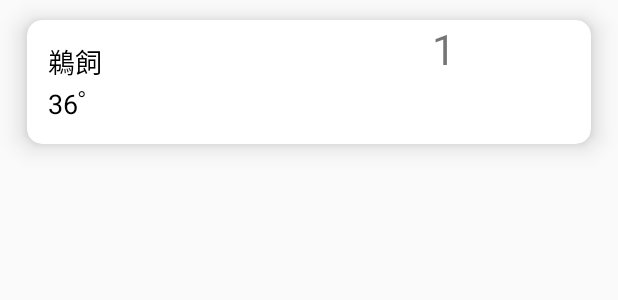
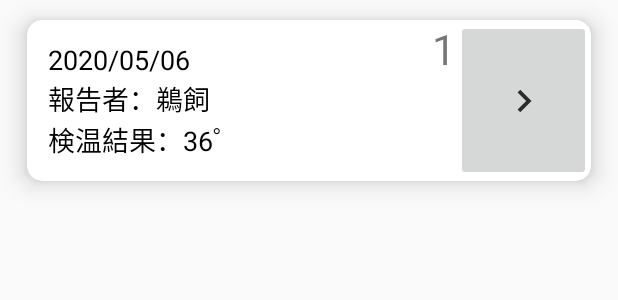
Before and after one commit to TRANQUOC22106/BoTeR, an Android app: the layout user_bodytempurate.xml on its own in the app's theme, with its tools: preview values and no code run, on a phone screen of 412 x 824 dp. Shown: the top 300 px of the screen. Run offline under Robolectric (Android 15) with nearby library versions, the phone set to English and light mode, and no system bars; Roboto replaces fonts that are not available here.

Commit message:
Databaseを読み出しできました。

```diff
--- a/app/src/main/res/layout/user_bodytempurate.xml
+++ b/app/src/main/res/layout/user_bodytempurate.xml
@@ -26,26 +26,26 @@
             android:orientation="vertical"
             android:padding="14dp">
 
-<!--            <TextView-->
-<!--                android:id="@+id/date"-->
-<!--                android:layout_width="match_parent"-->
-<!--                android:layout_height="wrap_content"-->
-<!--                android:text="2020/05/06"-->
-<!--                android:textColor="#000"-->
-<!--                android:textSize="18sp" />-->
+            <TextView
+                android:id="@+id/date"
+                android:layout_width="match_parent"
+                android:layout_height="wrap_content"
+                android:text="2020/05/06"
+                android:textColor="#000"
+                android:textSize="18sp" />
 
             <LinearLayout
                 android:layout_width="match_parent"
                 android:layout_height="wrap_content"
                 android:orientation="horizontal">
 
-<!--                <TextView-->
-<!--                    android:id="@+id/text2"-->
-<!--                    android:layout_width="wrap_content"-->
-<!--                    android:layout_height="wrap_content"-->
-<!--                    android:text="報告者："-->
-<!--                    android:textColor="#000"-->
-<!--                    android:textSize="18sp" />-->
+                <TextView
+                    android:id="@+id/text2"
+                    android:layout_width="wrap_content"
+                    android:layout_height="wrap_content"
+                    android:text="報告者："
+                    android:textColor="#000"
+                    android:textSize="18sp" />
 
                 <TextView
                     android:id="@+id/name"
@@ -61,13 +61,13 @@
                 android:layout_height="wrap_content"
                 android:orientation="horizontal">
 
-<!--                <TextView-->
-<!--                    android:id="@+id/text3"-->
-<!--                    android:layout_width="wrap_content"-->
-<!--                    android:layout_height="wrap_content"-->
-<!--                    android:text="検温結果："-->
-<!--                    android:textColor="#000"-->
-<!--                    android:textSize="18sp" />-->
+                <TextView
+                    android:id="@+id/text3"
+                    android:layout_width="wrap_content"
+                    android:layout_height="wrap_content"
+                    android:text="検温結果："
+                    android:textColor="#000"
+                    android:textSize="18sp" />
 
                 <TextView
                     android:id="@+id/temp"
@@ -85,13 +85,13 @@
             android:id="@+id/textViewUserId"
             android:textSize="28sp"
             android:text="1"/>
-<!--        <ImageButton-->
-<!--            android:id="@+id/imageButton3"-->
-<!--            android:layout_width="0dp"-->
-<!--            android:layout_height="match_parent"-->
-<!--            android:layout_centerVertical="true"-->
-<!--            android:layout_weight="1"-->
-<!--            app:srcCompat="@drawable/ic_action_next" />-->
+        <ImageButton
+            android:id="@+id/imageButtonNext"
+            android:layout_width="0dp"
+            android:layout_height="match_parent"
+            android:layout_centerVertical="true"
+            android:layout_weight="1"
+            app:srcCompat="@drawable/ic_action_next" />
 
     </LinearLayout>
 </androidx.cardview.widget.CardView>
```
Also changed, not shown: app/src/main/java/com/example/boter/Adapter/MyAdapter.java (+16 -1 lines), app/src/main/res/drawable-anydpi/ic_name.xml (added, +11 -0 lines), app/src/main/res/drawable-hdpi/ic_name.png (added), app/src/main/res/drawable-mdpi/ic_name.png (added), app/src/main/res/drawable-xhdpi/ic_name.png (added), app/src/main/res/drawable-xxhdpi/ic_name.png (added).
